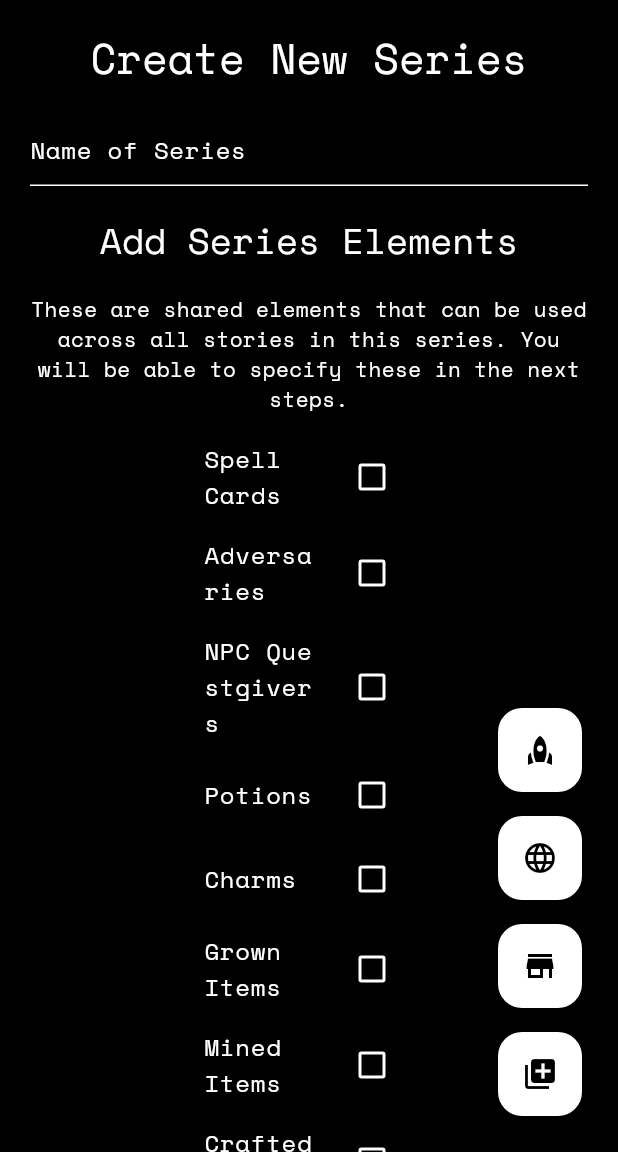
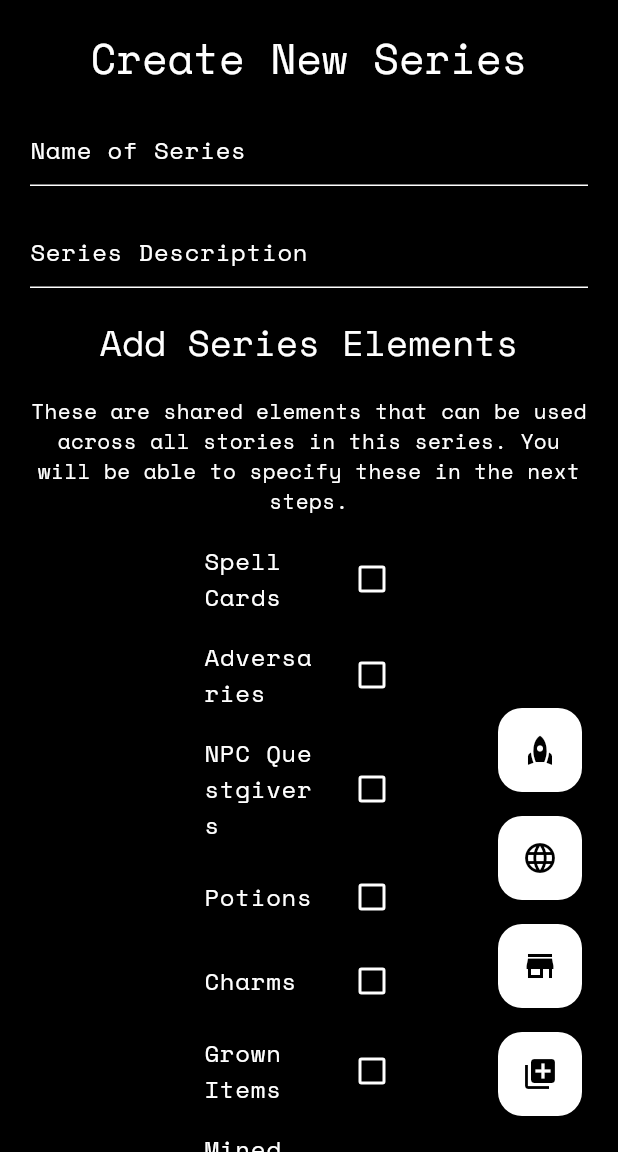
Before and after one commit to TheGiraffe/limitless, a Flutter app: the CreatorsPage screen opened directly, after a tap on "Create New Series", on a phone screen of 412 x 824 dp, the part 84-1236 px from its top. Run offline on Flutter 3.47's test engine with Material 3 defaults, Android fonts, the phone set to English and light mode, and no system bars; our stand-ins replace flutter_svg, google_fonts.

Commit message:
saved again

```diff
--- a/limitless/lib/main.dart
+++ b/limitless/lib/main.dart
@@ -270,14 +270,14 @@ class _NewSeriesFormState extends State<NewSeriesForm> {
                 decoration: const InputDecoration(hintText: 'Name of Series'),
               ),
             ),
-            // Padding(
-            //   padding: EdgeInsets.only(top: 20),
-            //   child: TextFormField(
-            //     decoration: const InputDecoration(
-            //       hintText: 'Series Description',
-            //     ),
-            //   ),
-            // ),
+            Padding(
+              padding: EdgeInsets.only(top: 20),
+              child: TextFormField(
+                decoration: const InputDecoration(
+                  hintText: 'Series Description',
+                ),
+              ),
+            ),
             Padding(
               padding: EdgeInsets.all(20),
               child: Text(
```
